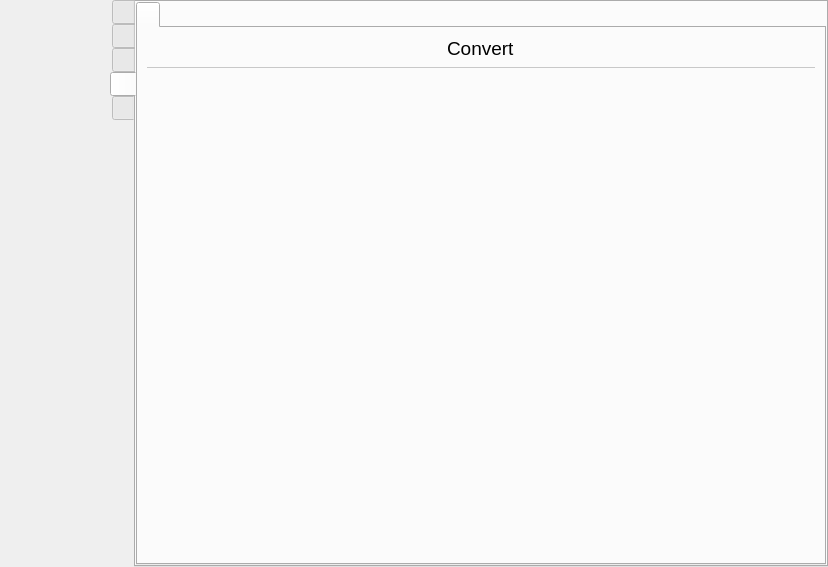
Old version of the form src/wayland/formMainWindow_wl.ui in the repository rusbomber/vokoscreenNG.
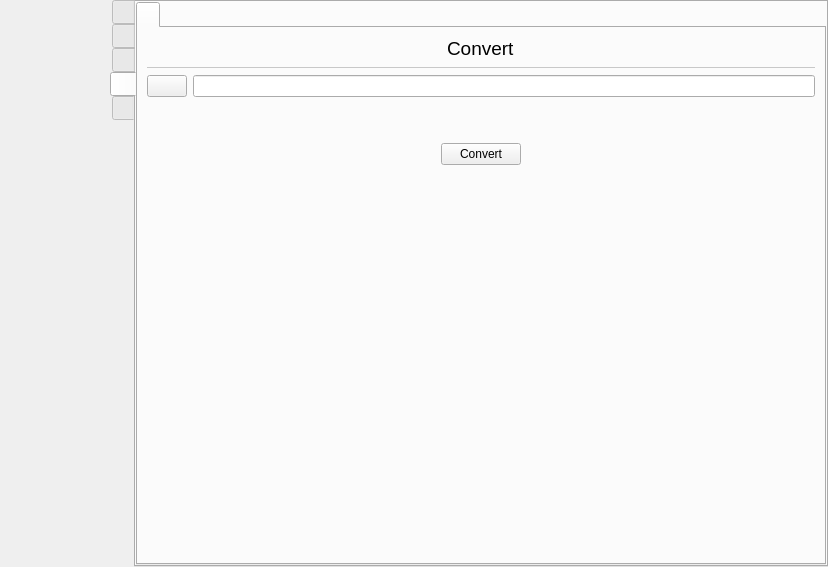
New version of the form. The open tabs and pages were chosen to show the change. Icons and pictures are not drawn.

Commit message: Wayland: add tab convert

The edit to the form file:
```diff
--- a/src/wayland/formMainWindow_wl.ui
+++ b/src/wayland/formMainWindow_wl.ui
@@ -2908,11 +2908,91 @@
                 </property>
                </widget>
               </item>
+              <item>
+               <layout class="QHBoxLayout" name="horizontalLayout">
+                <item>
+                 <widget class="QPushButton" name="pushButton">
+                  <property name="text">
+                   <string notr="true"/>
+                  </property>
+                  <property name="icon">
+                   <iconset resource="../screencast.qrc">
+                    <normaloff>:/pictures/fileDirDialog/newFolderButton.png</normaloff>:/pictures/fileDirDialog/newFolderButton.png</iconset>
+                  </property>
+                  <property name="iconSize">
+                   <size>
+                    <width>24</width>
+                    <height>24</height>
+                   </size>
+                  </property>
+                 </widget>
+                </item>
+                <item>
+                 <widget class="QLineEdit" name="lineEdit"/>
+                </item>
+               </layout>
+              </item>
+              <item>
+               <spacer name="verticalSpacer_11">
+                <property name="orientation">
+                 <enum>Qt::Vertical</enum>
+                </property>
+                <property name="sizeType">
+                 <enum>QSizePolicy::Preferred</enum>
+                </property>
+                <property name="sizeHint" stdset="0">
+                 <size>
+                  <width>20</width>
+                  <height>40</height>
+                 </size>
+                </property>
+               </spacer>
+              </item>
+              <item>
+               <layout class="QHBoxLayout" name="horizontalLayout_6">
+                <item>
+                 <spacer name="horizontalSpacer_16">
+                  <property name="orientation">
+                   <enum>Qt::Horizontal</enum>
+                  </property>
+                  <property name="sizeHint" stdset="0">
+                   <size>
+                    <width>40</width>
+                    <height>20</height>
+                   </size>
+                  </property>
+                 </spacer>
+                </item>
+                <item>
+                 <widget class="QPushButton" name="pushButton_3">
+                  <property name="text">
+                   <string>Convert</string>
+                  </property>
+                 </widget>
+                </item>
+                <item>
+                 <spacer name="horizontalSpacer_12">
+                  <property name="orientation">
+                   <enum>Qt::Horizontal</enum>
+                  </property>
+                  <property name="sizeHint" stdset="0">
+                   <size>
+                    <width>40</width>
+                    <height>20</height>
+                   </size>
+                  </property>
+                 </spacer>
+                </item>
+               </layout>
+              </item>
               <item>
                <spacer name="verticalSpacer_10">
                 <property name="orientation">
                  <enum>Qt::Vertical</enum>
                 </property>
+                <property name="sizeType">
+                 <enum>QSizePolicy::Expanding</enum>
+                </property>
                 <property name="sizeHint" stdset="0">
                  <size>
                   <width>20</width>
```
Left out of the diff: 4 changed lines with no effect on the pictures.
